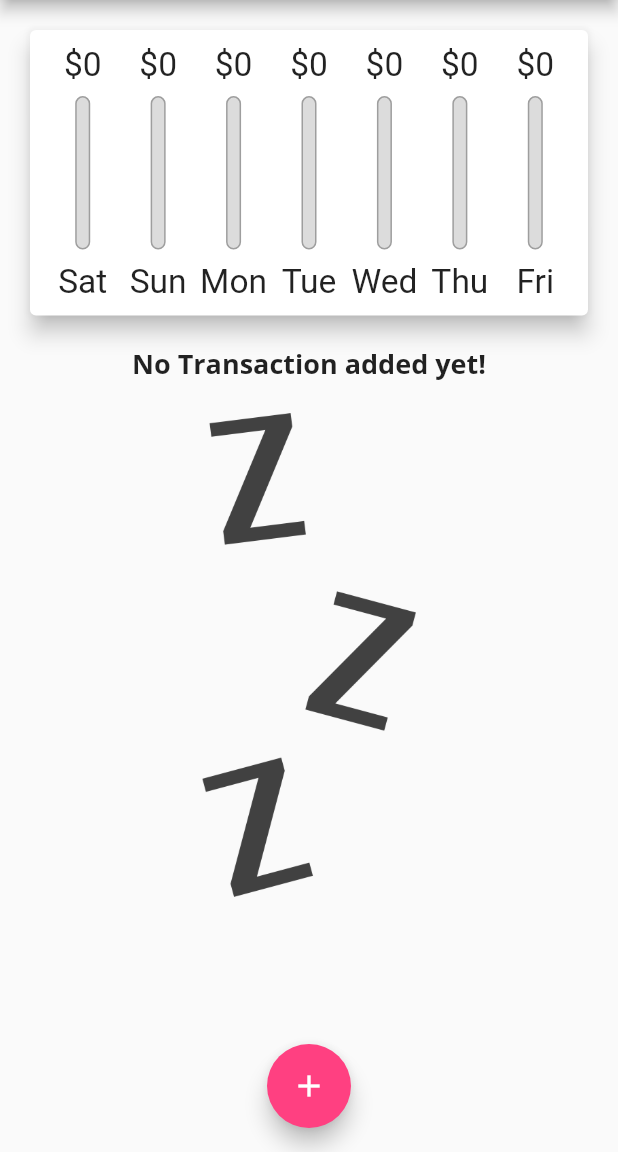
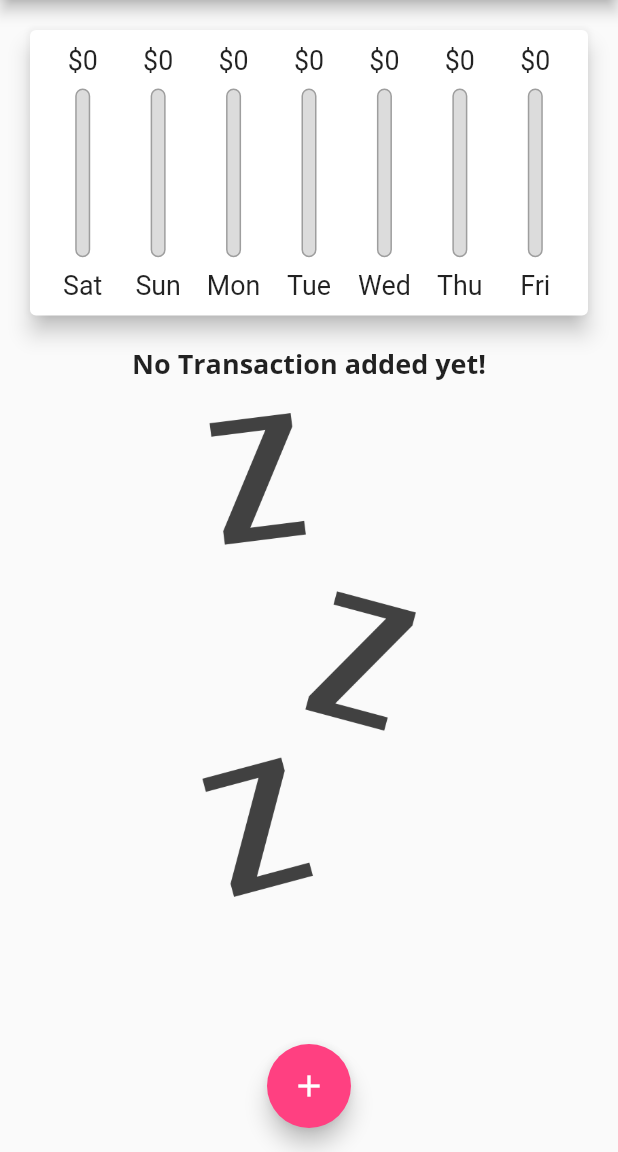
Before and after one commit to shubham242/Expense_Planner, a Flutter app: the screen it shows after launch, on a phone screen of 412 x 824 dp, the part 84-1236 px from its top. Run offline on Flutter 3.47's test engine with Material 2 defaults, Android fonts, the phone set to English and light mode, and no system bars.

```diff
--- a/lib/widgets/chart_bar.dart
+++ b/lib/widgets/chart_bar.dart
@@ -14,7 +14,7 @@ class ChartBar extends StatelessWidget {
         return Column(
           children: [
             Container(
-              height: constraints.maxHeight * 0.15,
+              height: constraints.maxHeight * 0.12,
               child: FittedBox(
                 child: Text('\$${spendAmount.toStringAsFixed(0)}'),
               ),
@@ -23,7 +23,7 @@ class ChartBar extends StatelessWidget {
               height: constraints.maxHeight * 0.05,
             ),
             Container(
-              height: constraints.maxHeight * 0.6,
+              height: constraints.maxHeight * 0.66,
               width: 10,
               child: Stack(
                 alignment: Alignment.bottomCenter,
@@ -51,7 +51,7 @@ class ChartBar extends StatelessWidget {
               height: constraints.maxHeight * 0.05,
             ),
             Container(
-              height: constraints.maxHeight * 0.15,
+              height: constraints.maxHeight * 0.12,
               child: FittedBox(child: Text(label)),
             ),
           ],
```
